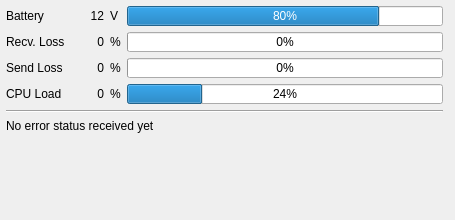
Before: the Qt Designer form src/ui/UASInfo.ui in mavlink/qgroundcontrol, drawn with Qt 5.
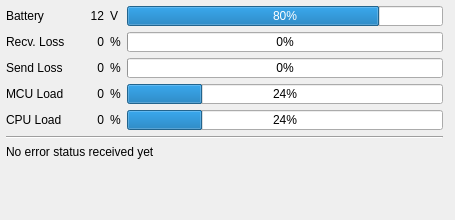
After: the same form once the commit is applied.

```diff
--- a/src/ui/UASInfo.ui
+++ b/src/ui/UASInfo.ui
@@ -287,7 +287,7 @@
    <item row="3" column="0">
     <widget class="QLabel" name="label_3">
      <property name="text">
-      <string>CPU Load</string>
+      <string>MCU Load</string>
      </property>
     </widget>
    </item>
@@ -370,14 +370,14 @@
      </property>
     </widget>
    </item>
-   <item row="4" column="0" colspan="6">
+   <item row="5" column="0" colspan="6">
     <widget class="Line" name="line">
      <property name="orientation">
       <enum>Qt::Horizontal</enum>
      </property>
     </widget>
    </item>
-   <item row="6" column="0" colspan="7">
+   <item row="7" column="0" colspan="7">
     <spacer name="verticalSpacer">
      <property name="orientation">
       <enum>Qt::Vertical</enum>
@@ -393,13 +393,69 @@
      </property>
     </spacer>
    </item>
-   <item row="5" column="0" colspan="6">
+   <item row="6" column="0" colspan="6">
     <widget class="QLabel" name="errorLabel">
      <property name="text">
       <string>No error status received yet</string>
      </property>
     </widget>
    </item>
+   <item row="4" column="0">
+    <widget class="QLabel" name="label_4">
+     <property name="text">
+      <string>CPU Load</string>
+     </property>
+    </widget>
+   </item>
+   <item row="4" column="2">
+    <widget class="QLabel" name="label_5">
+     <property name="text">
+      <string>0</string>
+     </property>
+     <property name="alignment">
+      <set>Qt::AlignRight|Qt::AlignTrailing|Qt::AlignVCenter</set>
+     </property>
+    </widget>
+   </item>
+   <item row="4" column="3">
+    <widget class="QLabel" name="label_10">
+     <property name="text">
+      <string>%</string>
+     </property>
+    </widget>
+   </item>
+   <item row="4" column="4" colspan="2">
+    <widget class="QProgressBar" name="progressBar">
+     <property name="maximumSize">
+      <size>
+       <width>16777215</width>
+       <height>20</height>
+      </size>
+     </property>
+     <property name="baseSize">
+      <size>
+       <width>0</width>
+       <height>18</height>
+      </size>
+     </property>
+     <property name="value">
+      <number>24</number>
+     </property>
+    </widget>
+   </item>
+   <item row="4" column="1">
+    <spacer name="horizontalSpacer">
+     <property name="orientation">
+      <enum>Qt::Horizontal</enum>
+     </property>
+     <property name="sizeHint" stdset="0">
+      <size>
+       <width>13</width>
+       <height>15</height>
+      </size>
+     </property>
+    </spacer>
+   </item>
   </layout>
  </widget>
  <resources/>
```
